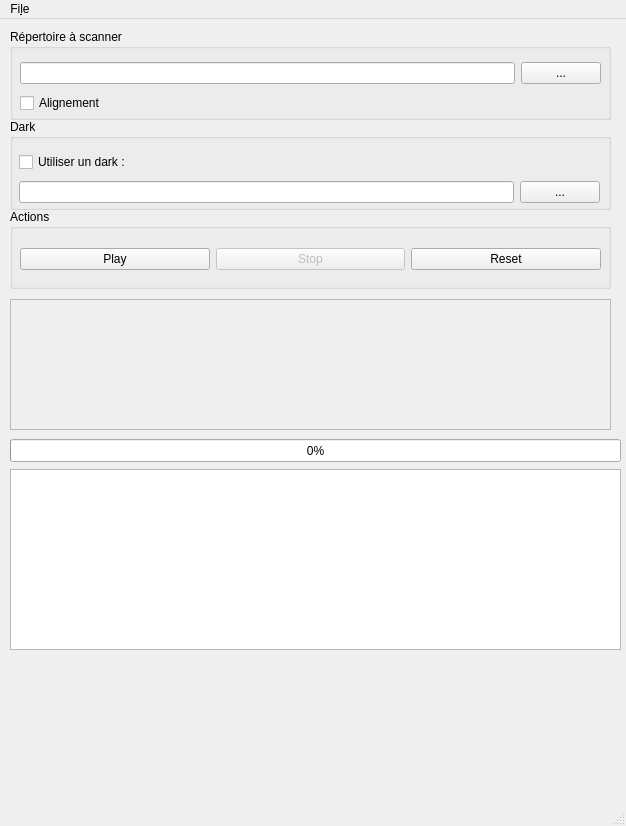
Above: alsui.ui from gehelem/als before the change. Below: the same form after it.
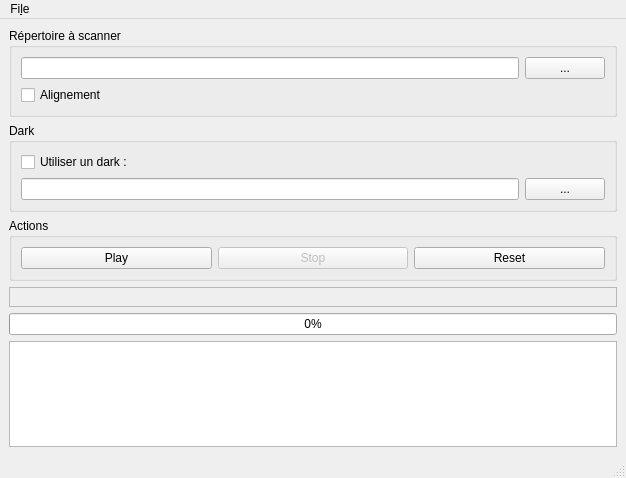
That is the form after the change.

Commit message: correct layout in gui and add .pro file for qtcreator

Patch:
```diff
--- a/alsui.ui
+++ b/alsui.ui
@@ -7,53 +7,21 @@
     <x>0</x>
     <y>0</y>
     <width>626</width>
-    <height>826</height>
+    <height>478</height>
    </rect>
   </property>
   <property name="windowTitle">
    <string>MainWindow</string>
   </property>
   <widget class="QWidget" name="centralwidget">
-   <widget class="QFrame" name="frame">
-    <property name="enabled">
-     <bool>false</bool>
-    </property>
-    <property name="geometry">
-     <rect>
-      <x>10</x>
-      <y>280</y>
-      <width>601</width>
-      <height>131</height>
-     </rect>
-    </property>
-    <property name="frameShape">
-     <enum>QFrame::StyledPanel</enum>
-    </property>
-    <property name="frameShadow">
-     <enum>QFrame::Raised</enum>
-    </property>
-   </widget>
+   <layout class="QVBoxLayout" name="verticalLayout">
+    <item>
    <widget class="QGroupBox" name="groupBox">
-    <property name="geometry">
-     <rect>
-      <x>10</x>
-      <y>10</y>
-      <width>601</width>
-      <height>91</height>
-     </rect>
-    </property>
     <property name="title">
      <string>Répertoire à scanner</string>
     </property>
-    <widget class="QWidget" name="gridLayoutWidget_2">
-     <property name="geometry">
-      <rect>
-       <x>10</x>
-       <y>30</y>
-       <width>581</width>
-       <height>57</height>
-      </rect>
-     </property>
+      <layout class="QVBoxLayout" name="verticalLayout_3">
+       <item>
      <layout class="QGridLayout" name="gridLayout_2">
       <item row="0" column="1">
        <widget class="QLineEdit" name="tFolder"/>
@@ -73,29 +41,17 @@
        </widget>
       </item>
      </layout>
-    </widget>
-   </widget>
+       </item>
+      </layout>
+     </widget>
+    </item>
+    <item>
    <widget class="QGroupBox" name="GroupDark">
-    <property name="geometry">
-     <rect>
-      <x>10</x>
-      <y>100</y>
-      <width>601</width>
-      <height>91</height>
-     </rect>
-    </property>
     <property name="title">
      <string>Dark</string>
     </property>
-    <widget class="QWidget" name="gridLayoutWidget_3">
-     <property name="geometry">
-      <rect>
-       <x>9</x>
-       <y>30</y>
-       <width>581</width>
-       <height>57</height>
-      </rect>
-     </property>
+      <layout class="QVBoxLayout" name="verticalLayout_2">
+       <item>
      <layout class="QGridLayout" name="gridLayout_3">
       <item row="1" column="0">
        <widget class="QLineEdit" name="tDark"/>
@@ -115,29 +71,17 @@
        </widget>
       </item>
      </layout>
-    </widget>
-   </widget>
+       </item>
+      </layout>
+     </widget>
+    </item>
+    <item>
    <widget class="QGroupBox" name="groupBox_2">
-    <property name="geometry">
-     <rect>
-      <x>10</x>
-      <y>190</y>
-      <width>601</width>
-      <height>80</height>
-     </rect>
-    </property>
     <property name="title">
      <string>Actions</string>
     </property>
-    <widget class="QWidget" name="gridLayoutWidget_4">
-     <property name="geometry">
-      <rect>
-       <x>10</x>
-       <y>30</y>
-       <width>581</width>
-       <height>41</height>
-      </rect>
-     </property>
+      <layout class="QVBoxLayout" name="verticalLayout_4">
+       <item>
      <layout class="QGridLayout" name="gridLayout_4">
       <item row="0" column="1">
        <widget class="QPushButton" name="pbStop">
@@ -164,31 +108,35 @@
        </widget>
       </item>
      </layout>
-    </widget>
-   </widget>
+       </item>
+      </layout>
+     </widget>
+    </item>
+    <item>
+     <widget class="QFrame" name="frame">
+      <property name="enabled">
+       <bool>false</bool>
+      </property>
+      <property name="frameShape">
+       <enum>QFrame::StyledPanel</enum>
+      </property>
+      <property name="frameShadow">
+       <enum>QFrame::Raised</enum>
+      </property>
+      <layout class="QVBoxLayout" name="verticalLayout_5"/>
+     </widget>
+    </item>
+    <item>
    <widget class="QProgressBar" name="progressBar">
-    <property name="geometry">
-     <rect>
-      <x>10</x>
-      <y>420</y>
-      <width>611</width>
-      <height>23</height>
-     </rect>
-    </property>
     <property name="value">
      <number>0</number>
     </property>
    </widget>
-   <widget class="QTextEdit" name="log">
-    <property name="geometry">
-     <rect>
-      <x>10</x>
-      <y>450</y>
-      <width>611</width>
-      <height>181</height>
-     </rect>
-    </property>
-   </widget>
+    </item>
+    <item>
+     <widget class="QTextEdit" name="log"/>
+    </item>
+   </layout>
   </widget>
   <widget class="QMenuBar" name="menubar">
    <property name="geometry">
```
Left out of the diff: 2 changed lines with no effect on the pictures. Lines whose indentation alone changed are shown as unchanged. The commit also changes 2 other files.
